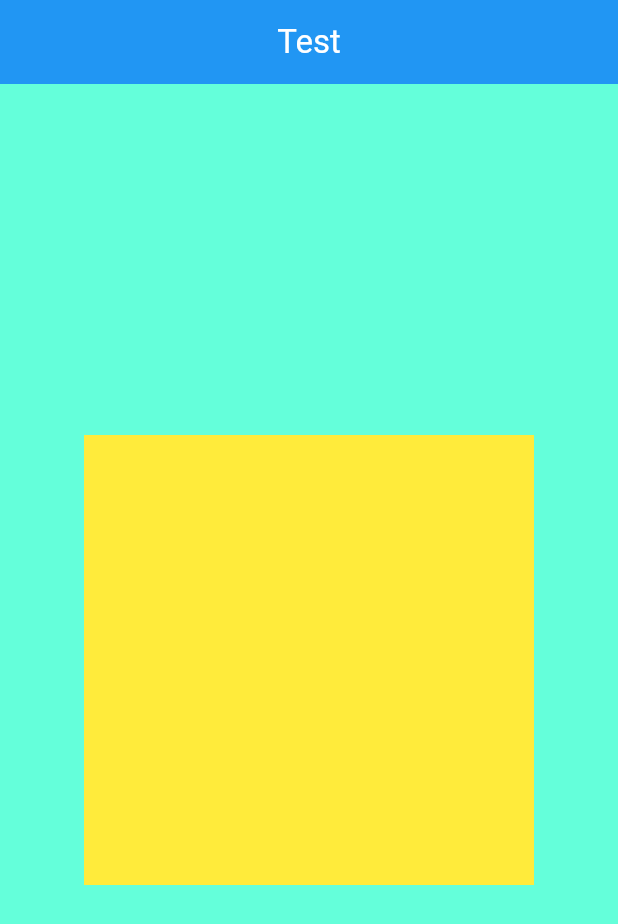
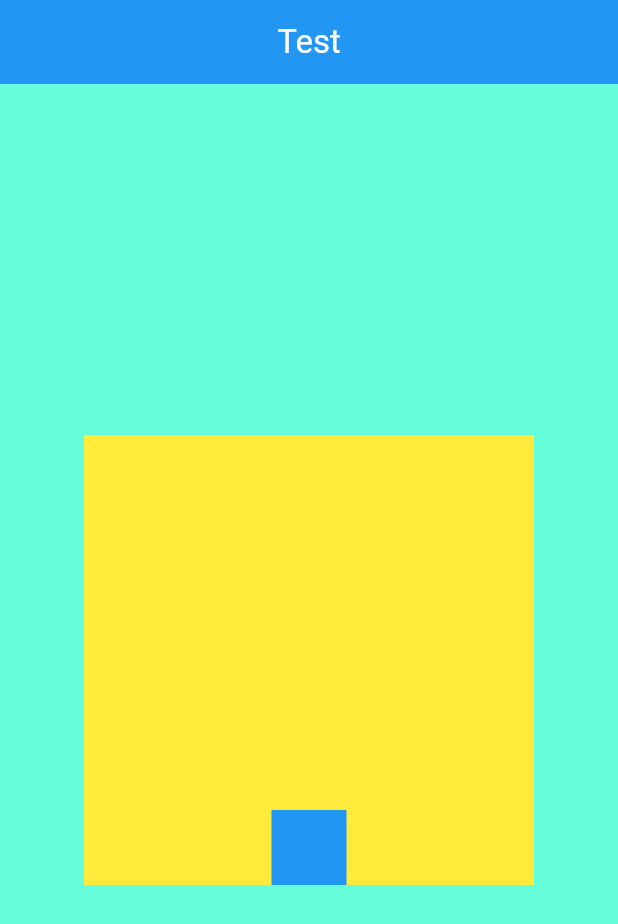
Before and after one commit to nongsang/Flutter-Study, a Flutter app: the screen it shows after launch, on a phone screen of 412 x 824 dp. Shown: the top 924 px of the screen. Run offline on Flutter 3.47's test engine with Material 3 defaults, Android fonts, the phone set to English and light mode, and no system bars.

Commit message:
Alignment 하위 위젯에 Alignment 설정

```diff
--- a/alignment_constructor/lib/main.dart
+++ b/alignment_constructor/lib/main.dart
@@ -21,11 +21,19 @@ class MyApp extends StatelessWidget {
         body: Container(
           color: Colors.tealAccent,
           child: Align(
-            alignment: Alignment(0.0, 0.0), // 하위 위젯을 화면 중앙에 배치
+            alignment: Alignment(0.0, 0.0), // 하위 위젯을 상위 위젯의 중앙에 배치
             child: Container(
               width: 300,
               height: 300,
               color: Colors.yellow,
+              child: Align(
+                alignment: Alignment(0.0, 1.0), // 하위 위젯을 상위 위젯의 Bottom Center에 배치
+                child: Container(
+                  width: 50,
+                  height: 50,
+                  color: Colors.blue,
+                ),
+              ),
             ),
           ),
         )
```
